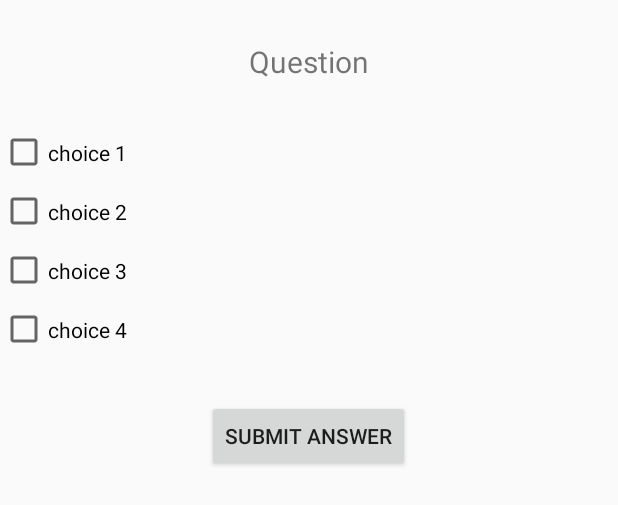
After one commit to johnfa9/Card_Quiz, an Android app: the layout fragment_question_format2.xml on its own in the app's theme, with its tools: preview values and no code run, on a phone screen of 412 x 824 dp. The commit adds this screen. Shown: the top 505 px of the screen. Run offline under Robolectric (Android 15) with nearby library versions, the phone set to English and light mode, and no system bars.

Commit message:
Completed fragments and forward navigation

```diff
--- a/app/src/main/java/com/ga/cardquiz/QuestionFormat1.java
+++ b/app/src/main/java/com/ga/cardquiz/QuestionFormat1.java
@@ -10,7 +10,7 @@ import android.view.LayoutInflater;
 import android.view.View;
 import android.view.ViewGroup;
 import android.widget.Button;
-import android.widget.EditText;
+
 import android.widget.RadioButton;
 import android.widget.RadioGroup;
 import android.widget.TextView;
@@ -97,6 +97,7 @@ public class QuestionFormat1 extends Fragment {
             final String choiceA = this.getArguments().getString("ChoiceA");
             final String choiceB = this.getArguments().getString("ChoiceB");
             final String choiceC = this.getArguments().getString("ChoiceC");
+            final String choiceD = this.getArguments().getString("ChoiceD");
 
             //Populate question
             TextView vwQuestion =(TextView) view.findViewById(R.id.text_view_selected);
@@ -112,6 +113,7 @@ public class QuestionFormat1 extends Fragment {
             ((RadioButton) radioGroup.getChildAt(0)).setText(String.valueOf(choiceA));
             ((RadioButton) radioGroup.getChildAt(1)).setText(String.valueOf(choiceB));
             ((RadioButton) radioGroup.getChildAt(2)).setText(String.valueOf(choiceC));
+            ((RadioButton) radioGroup.getChildAt(3)).setText(String.valueOf(choiceD));
 
 
 
--- /dev/null
+++ b/app/src/main/res/layout/fragment_question_format2.xml
@@ -0,0 +1,67 @@
+<?xml version="1.0" encoding="utf-8"?>
+<RelativeLayout xmlns:android="http://schemas.android.com/apk/res/android"
+    xmlns:tools="http://schemas.android.com/tools"
+    android:layout_width="match_parent"
+    android:layout_height="match_parent"
+    android:id="@+id/fragformat2"
+    tools:context=".QuestionFormat2">
+
+    <!-- TODO: Update blank fragment layout -->
+
+
+    <TextView
+        android:id="@+id/text2_view_selected"
+        android:layout_width="wrap_content"
+        android:layout_height="wrap_content"
+        android:layout_centerHorizontal="true"
+        android:layout_marginTop="27dp"
+
+        android:text="Question"
+        android:textSize="20sp" />
+
+    <CheckBox
+        android:id="@+id/choice1"
+        android:layout_width="match_parent"
+        android:layout_height="wrap_content"
+        android:layout_below="@+id/text2_view_selected"
+
+
+        android:layout_marginTop="27dp"
+        android:paddingVertical="10dp"
+        android:text="choice 1" />
+
+
+    <CheckBox
+        android:id="@+id/choice2"
+        android:layout_width="match_parent"
+        android:layout_height="wrap_content"
+        android:layout_below="@+id/choice1"
+        android:paddingVertical="10dp"
+        android:text="choice 2" />
+
+    <CheckBox
+        android:id="@+id/choice3"
+        android:layout_width="match_parent"
+        android:layout_height="wrap_content"
+        android:layout_below="@+id/choice2"
+        android:paddingVertical="10dp"
+        android:text="choice 3" />
+
+    <CheckBox
+        android:id="@+id/choice4"
+        android:layout_width="match_parent"
+        android:layout_height="wrap_content"
+        android:layout_below="@+id/choice3"
+        android:paddingVertical="10dp"
+        android:text="choice 4" />
+
+    <Button
+        android:id="@+id/button_apply"
+        android:layout_width="wrap_content"
+        android:layout_height="wrap_content"
+        android:text="Submit Answer"
+        android:layout_marginTop="27dp"
+        android:layout_below="@+id/choice4"
+        android:layout_centerHorizontal="true"/>
+
+</RelativeLayout>
```
Also changed, not shown: app/src/main/AndroidManifest.xml (+7 -5 lines), app/src/main/java/com/ga/cardquiz/Instructions.java (added, +14 -0 lines), app/src/main/java/com/ga/cardquiz/MainActivity.java (+62 -12 lines), app/src/main/java/com/ga/cardquiz/Question.java (+23 -1 lines), app/src/main/java/com/ga/cardquiz/QuestionFormat2.java (added, +97 -0 lines), app/src/main/java/com/ga/cardquiz/Questions.java (+17 -3 lines), app/src/main/res/layout/activity_instructions.xml (added, +46 -0 lines), app/src/main/res/layout/fragment_question_format1.xml (+6 -1 lines), app/src/main/res/values/strings.xml (+9 -0 lines).
